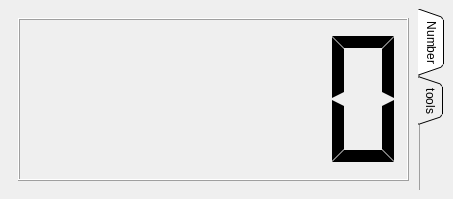
The window that countdisplay.ui (Lproduct/test_thread) describes before a commit, drawn with Qt 5.
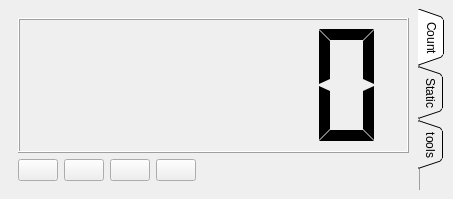
The same window after the commit. Icons and pictures are not drawn.

```diff
--- a/countdisplay.ui
+++ b/countdisplay.ui
@@ -19,7 +19,7 @@
   </property>
   <widget class="QWidget" name="centralwidget">
    <layout class="QGridLayout" name="gridLayout">
-    <item row="0" column="0">
+    <item row="1" column="0">
      <widget class="QTabWidget" name="tabWidget">
       <property name="tabPosition">
        <enum>QTabWidget::East</enum>
@@ -53,11 +53,11 @@
       </property>
       <widget class="QWidget" name="tab">
        <attribute name="title">
-        <string>Number</string>
+        <string>Count</string>
        </attribute>
        <layout class="QGridLayout" name="gridLayout_2">
-        <item row="0" column="0">
-         <layout class="QHBoxLayout" name="horizontalLayout">
+        <item row="2" column="0">
+         <layout class="QVBoxLayout" name="verticalLayout_2" stretch="1,0">
           <item>
            <widget class="QLCDNumber" name="lcdNumber">
             <property name="segmentStyle">
@@ -65,10 +65,113 @@
             </property>
            </widget>
           </item>
+          <item>
+           <layout class="QHBoxLayout" name="horizontalLayout_2" stretch="0,0,0,0,0,1">
+            <item alignment="Qt::AlignLeft">
+             <widget class="QPushButton" name="pushButtonPlayCount">
+              <property name="text">
+               <string/>
+              </property>
+              <property name="icon">
+               <iconset resource="image.qrc">
+                <normaloff>:/image/Play.png</normaloff>:/image/Play.png</iconset>
+              </property>
+             </widget>
+            </item>
+            <item alignment="Qt::AlignLeft">
+             <widget class="QPushButton" name="pushButtonPauseCount">
+              <property name="text">
+               <string/>
+              </property>
+              <property name="icon">
+               <iconset resource="image.qrc">
+                <normaloff>:/image/pause-icon.png</normaloff>:/image/pause-icon.png</iconset>
+              </property>
+             </widget>
+            </item>
+            <item alignment="Qt::AlignLeft">
+             <widget class="QPushButton" name="pushButtonRefreshCount">
+              <property name="text">
+               <string/>
+              </property>
+              <property name="icon">
+               <iconset resource="image.qrc">
+                <normaloff>:/image/Refresh-icon.png</normaloff>:/image/Refresh-icon.png</iconset>
+              </property>
+             </widget>
+            </item>
+            <item>
+             <widget class="QPushButton" name="pushButtonRec">
+              <property name="text">
+               <string/>
+              </property>
+              <property name="icon">
+               <iconset resource="image.qrc">
+                <normaloff>:/image/Icons-Land-Play-Stop-Pause-Record-Pressed.ico</normaloff>
+                <normalon>:/image/stop-normal-red.ico</normalon>:/image/Icons-Land-Play-Stop-Pause-Record-Pressed.ico</iconset>
+              </property>
+              <property name="checkable">
+               <bool>true</bool>
+              </property>
+              <property name="checked">
+               <bool>false</bool>
+              </property>
+              <property name="autoDefault">
+               <bool>false</bool>
+              </property>
+              <property name="default">
+               <bool>false</bool>
+              </property>
+             </widget>
+            </item>
+            <item>
+             <widget class="QLabel" name="labelTimer">
+              <property name="minimumSize">
+               <size>
+                <width>50</width>
+                <height>0</height>
+               </size>
+              </property>
+              <property name="autoFillBackground">
+               <bool>true</bool>
+              </property>
+              <property name="text">
+               <string/>
+              </property>
+             </widget>
+            </item>
+            <item>
+             <widget class="QLabel" name="labelTimerControl">
+              <property name="minimumSize">
+               <size>
+                <width>50</width>
+                <height>0</height>
+               </size>
+              </property>
+              <property name="autoFillBackground">
+               <bool>true</bool>
+              </property>
+              <property name="text">
+               <string/>
+              </property>
+             </widget>
+            </item>
+           </layout>
+          </item>
          </layout>
         </item>
        </layout>
       </widget>
+      <widget class="QWidget" name="tab_3">
+       <attribute name="title">
+        <string>Static</string>
+       </attribute>
+       <layout class="QVBoxLayout" name="verticalLayout">
+        <item>
+         <widget class="QLCDNumber" name="lcdNumber_2"/>
+        </item>
+       </layout>
+      </widget>
       <widget class="QWidget" name="tab_2">
        <attribute name="title">
         <string>tools</string>
```
